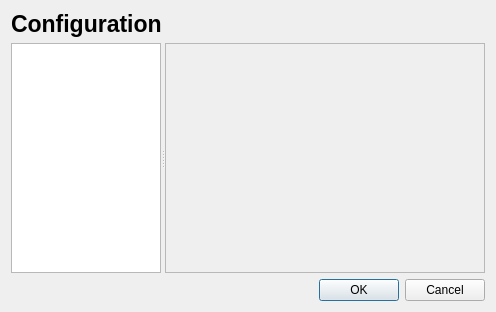
Old version of the form src/prymatex/config/ui_files/configdialog.ui in the repository prymatex/prymatex.
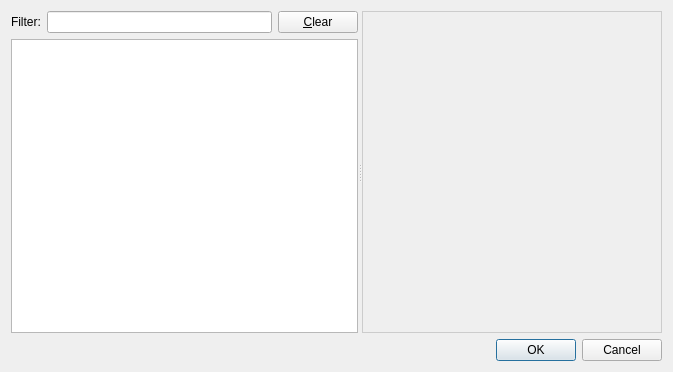
New version of the form.

```diff
--- a/src/prymatex/config/ui_files/configdialog.ui
+++ b/src/prymatex/config/ui_files/configdialog.ui
@@ -6,8 +6,8 @@
    <rect>
     <x>0</x>
     <y>0</y>
-    <width>496</width>
-    <height>312</height>
+    <width>673</width>
+    <height>372</height>
    </rect>
   </property>
   <property name="windowTitle">
@@ -18,39 +18,55 @@
 	font-size: 17pt;
     font-weight: bold;
 
-
+}
+QScrollArea {
+	border:  1px solid #ccc;
 }</string>
   </property>
-  <layout class="QVBoxLayout" name="verticalLayout">
-   <item>
-    <widget class="QLabel" name="labelTitle">
-     <property name="sizePolicy">
-      <sizepolicy hsizetype="Preferred" vsizetype="Fixed">
-       <horstretch>0</horstretch>
-       <verstretch>0</verstretch>
-      </sizepolicy>
-     </property>
-     <property name="text">
-      <string>Configuration</string>
-     </property>
-     <property name="textFormat">
-      <enum>Qt::AutoText</enum>
-     </property>
-     <property name="scaledContents">
-      <bool>false</bool>
-     </property>
-    </widget>
-   </item>
+  <layout class="QVBoxLayout" name="verticalLayout_2">
    <item>
     <widget class="QSplitter" name="splitter">
      <property name="orientation">
       <enum>Qt::Horizontal</enum>
      </property>
-     <widget class="QTreeView" name="treeView"/>
+     <widget class="QWidget" name="">
+      <layout class="QVBoxLayout" name="verticalLayout">
+       <item>
+        <layout class="QHBoxLayout" name="horizontalLayout">
+         <item>
+          <widget class="QLabel" name="label">
+           <property name="text">
+            <string>Filter:</string>
+           </property>
+          </widget>
+         </item>
+         <item>
+          <widget class="QLineEdit" name="lineEdit"/>
+         </item>
+         <item>
+          <widget class="QPushButton" name="pushButton">
+           <property name="text">
+            <string>&amp;Clear</string>
+           </property>
+          </widget>
+         </item>
+        </layout>
+       </item>
+       <item>
+        <widget class="QTreeView" name="treeView"/>
+       </item>
+      </layout>
+     </widget>
      <widget class="QScrollArea" name="scrollArea">
+      <property name="sizePolicy">
+       <sizepolicy hsizetype="Expanding" vsizetype="Expanding">
+        <horstretch>0</horstretch>
+        <verstretch>0</verstretch>
+       </sizepolicy>
+      </property>
       <property name="minimumSize">
        <size>
-        <width>320</width>
+        <width>300</width>
         <height>0</height>
        </size>
       </property>
@@ -62,8 +78,8 @@
         <rect>
          <x>0</x>
          <y>0</y>
-         <width>314</width>
-         <height>236</height>
+         <width>298</width>
+         <height>333</height>
         </rect>
        </property>
       </widget>
```
